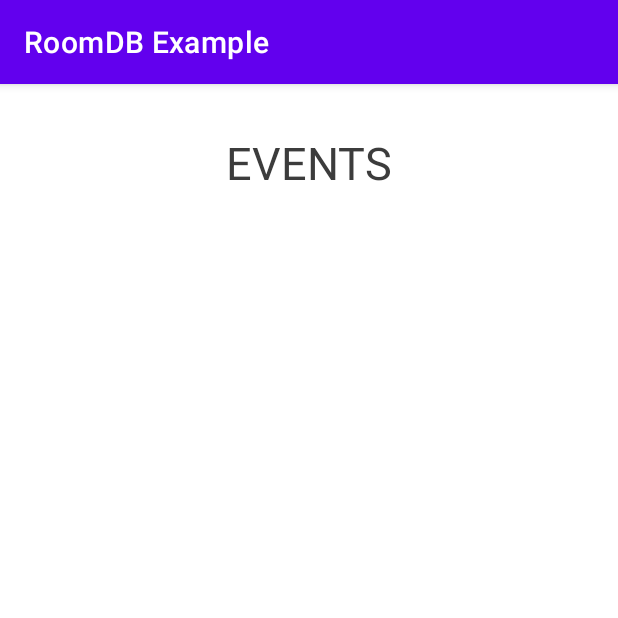
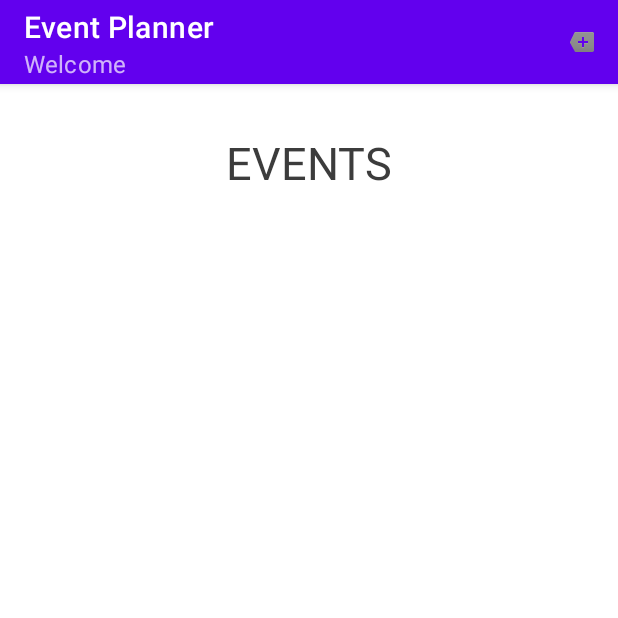
Before and after one commit to MatinMirzaei/BIT372-Matin_Mirzaei, an Android app: the MainActivity screen opened directly, with no data from a screen before it, on a phone screen of 412 x 824 dp, the top half of it. Run offline under Robolectric (Android 15) with nearby library versions, the phone set to English and light mode, and no system bars; our stand-ins replace Room's generated code.

Commit message:
updated main activity

```diff
--- a/app/src/main/java/com/example/roomdbexample/CreateEventActivity.java
+++ b/app/src/main/java/com/example/roomdbexample/CreateEventActivity.java
@@ -1,5 +1,6 @@
 package com.example.roomdbexample;
 
+import androidx.appcompat.app.ActionBar;
 import androidx.appcompat.app.AppCompatActivity;
 import androidx.room.Room;
 
@@ -34,6 +35,11 @@ public class CreateEventActivity extends AppCompatActivity {
         super.onCreate(savedInstanceState);
         setContentView(R.layout.activity_create_event);
 
+
+        ActionBar actionBar = getSupportActionBar();
+        actionBar.setTitle("Add Your Event");
+
+
         Spinner eventType = findViewById(R.id.event_image_type);
         ArrayAdapter<CharSequence> types =
                 ArrayAdapter.createFromResource(this, R.array.event_type, android.R.layout.simple_spinner_item);
--- a/app/src/main/java/com/example/roomdbexample/MainActivity.java
+++ b/app/src/main/java/com/example/roomdbexample/MainActivity.java
@@ -1,6 +1,7 @@
 package com.example.roomdbexample;
 
 import androidx.annotation.NonNull;
+import androidx.appcompat.app.ActionBar;
 import androidx.appcompat.app.AppCompatActivity;
 import androidx.room.Room;
 
@@ -8,6 +9,7 @@ import android.content.Intent;
 import android.database.Cursor;
 import android.os.Bundle;
 import android.util.Log;
+import android.view.Menu;
 import android.view.MenuItem;
 import android.widget.ArrayAdapter;
 import android.widget.ListView;
@@ -29,6 +31,15 @@ public class MainActivity extends AppCompatActivity {
         super.onCreate(savedInstanceState);
         setContentView(R.layout.activity_main);
 
+
+        ActionBar actionBar = getSupportActionBar();
+        actionBar.setTitle("Event Planner");
+        actionBar.setSubtitle("Welcome");
+
+
+
+
+
         Intent intent = new Intent(this, CreateEventActivity.class);
 
 
@@ -36,8 +47,27 @@ public class MainActivity extends AppCompatActivity {
     }
 
 
+
+
+    @Override
+    public boolean onCreateOptionsMenu(Menu menu) {
+        // Inflate the menu; this adds items to the action bar if it is present.
+        super.onCreateOptionsMenu(menu);
+        getMenuInflater().inflate(R.menu.action_menu, menu);
+        return true;
+    }
+
+
+
     @Override
     public boolean onOptionsItemSelected(@NonNull MenuItem item) {
+
+        switch (item.getItemId()) {
+            case R.id.add_item:
+
+        }
+
+
         super.onOptionsItemSelected(item);
         Toast.makeText(this, item.getTitle(), Toast.LENGTH_SHORT).show();
         return true;
--- a/app/src/main/res/menu/action_menu.xml
+++ b/app/src/main/res/menu/action_menu.xml
@@ -2,7 +2,7 @@
 <menu xmlns:android="http://schemas.android.com/apk/res/android"
     xmlns:app="http://schemas.android.com/apk/res-auto">
     <item
-        android:id="@+id/add_list"
+        android:id="@+id/add_item"
         android:icon="@android:drawable/stat_notify_more"
         android:orderInCategory="100"
         android:title="@string/add"
```
Also changed, not shown: app/src/main/Event-playstore.png (added).
